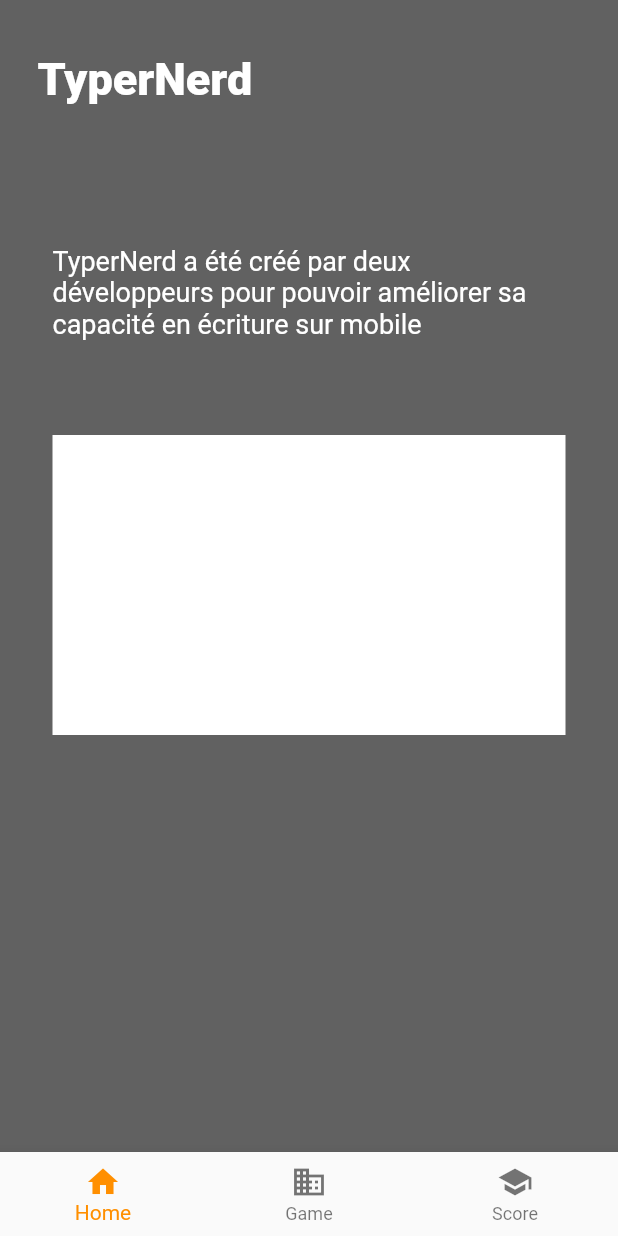
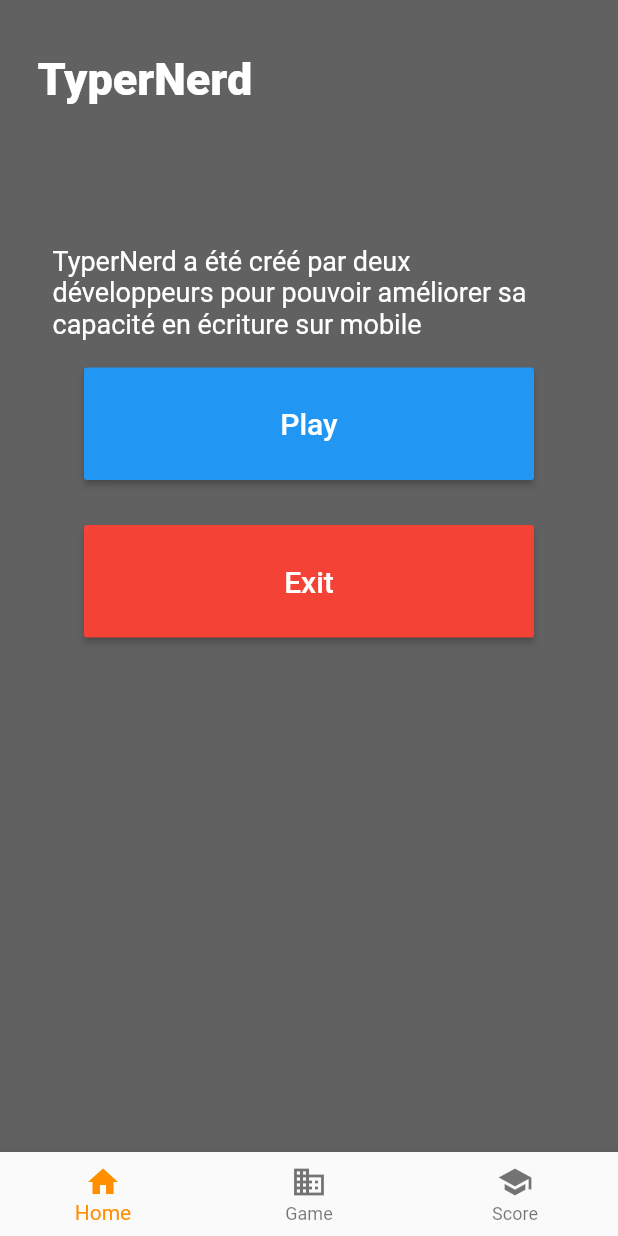
Before and after one commit to GruberAdam/TyperNerd-Flutter_app, a Flutter app: the screen it shows after launch, on a phone screen of 412 x 824 dp. Run offline on Flutter 3.47's test engine with Material 2 defaults, Android fonts, the phone set to English and light mode, and no system bars; missing offline and left inert: rich_text_controller; project files that could hold a hidden picture were left out.

Commit message:
Last commit

```diff
--- /dev/null
+++ b/assets/user_data.json
@@ -0,0 +1,3 @@
+{
+
+}
--- a/lib/view/home_view.dart
+++ b/lib/view/home_view.dart
@@ -1,9 +1,25 @@
 import 'package:flutter/material.dart';
+import 'package:flutter/services.dart';
+import 'game_view.dart';
 import 'components/navigation-bar_component.dart';
 
 const HOME_NAVBAR_INDEX = 0;
 
-class HomePage extends StatelessWidget {
+class HomePage extends StatefulWidget {
+  @override
+  _HomePage createState() => _HomePage();
+}
+
+class _HomePage extends State<HomePage> {
+  void navigateToGamePage() {
+    Navigator.pushReplacement(
+        context, MaterialPageRoute(builder: (context) => GamePage()));
+  }
+
+  void exitApp() {
+    SystemNavigator.pop();
+  }
+
   @override
   Widget build(BuildContext context) {
     return Scaffold(
@@ -36,11 +52,25 @@ class HomePage extends StatelessWidget {
               margin: EdgeInsets.only(top: 45, left: 35, right: 35),
             ),
             Container(
-              alignment: Alignment.center,
-              width: MediaQuery.of(context).size.width,
-              height: 200,
-              margin: EdgeInsets.only(top: 45, left: 35, right: 35),
-              color: Colors.white,
+                child: ButtonTheme(
+                    height: 75,
+                    minWidth: 300,
+                    child: RaisedButton(
+                      onPressed: navigateToGamePage,
+                      child: Text('Play',
+                          style: TextStyle(fontSize: 20, color: Colors.white)),
+                    ))),
+            Container(
+              child: ButtonTheme(
+                  buttonColor: Colors.red,
+                  height: 75,
+                  minWidth: 300,
+                  child: RaisedButton(
+                    onPressed: exitApp,
+                    child: Text('Exit',
+                        style: TextStyle(fontSize: 20, color: Colors.white)),
+                  )),
+              margin: EdgeInsets.only(top: 30),
             ),
           ],
         ),
--- a/lib/view/score_view.dart
+++ b/lib/view/score_view.dart
@@ -1,4 +1,3 @@
-import 'package:pluto_grid/pluto_grid.dart';
 import 'package:flutter/material.dart';
 import 'components/navigation-bar_component.dart';
 
--- a/pubspec.yaml
+++ b/pubspec.yaml
@@ -22,7 +22,7 @@ environment:
 
 dependencies:
   english_words: ^3.1.5
-  pluto_grid: ^1.1.0
+  rich_text_controller: ^1.2.0
   flutter:
     sdk: flutter
 
```
Also changed, not shown: lib/view/game_view.dart (+112 -11 lines), pubspec.lock.
